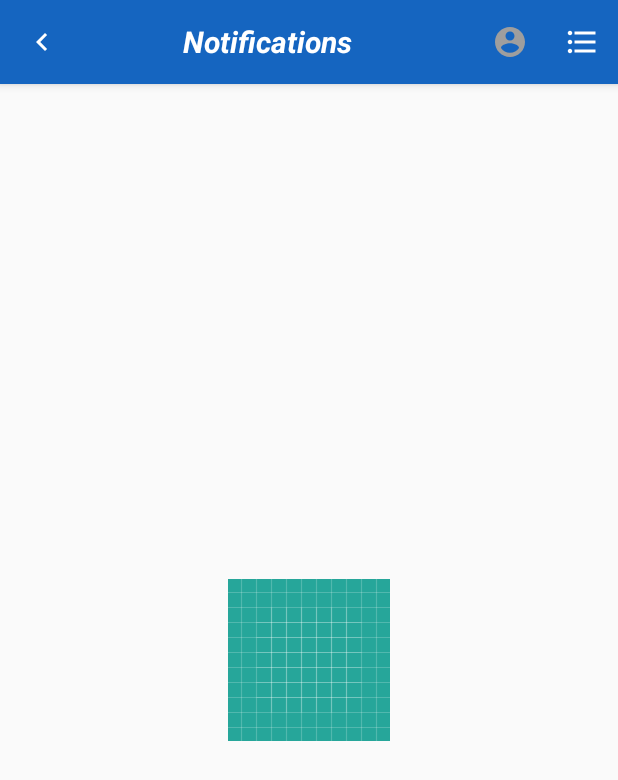
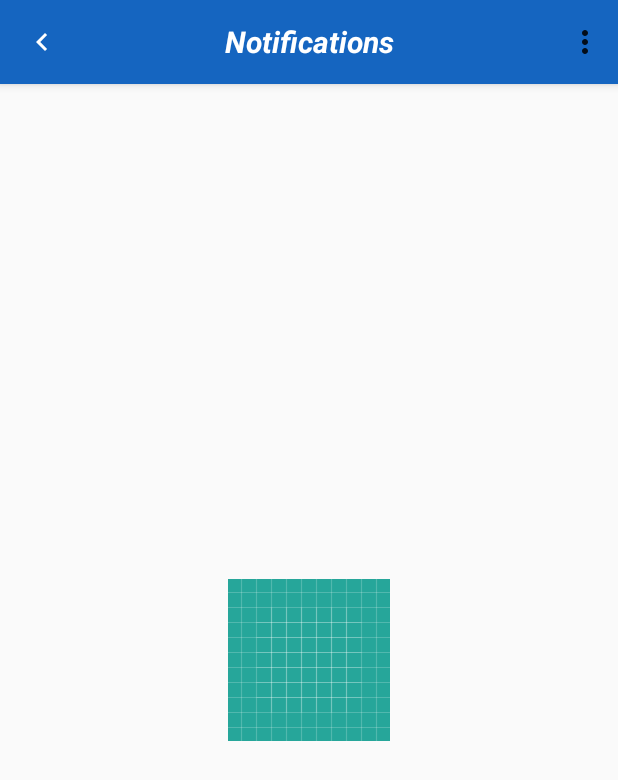
Before and after one commit to yoctu/yoctu-app-notif, an Android app: the NotificationFragment screen opened directly, with no data from a screen before it, on a phone screen of 412 x 824 dp. Shown: the top 780 px of the screen. Run offline under Robolectric (Android 15) with nearby library versions, the phone set to English and light mode, and no system bars; our stand-ins replace Firebase (no records; nobody signed in at launch, a user with empty details on screens opened directly); libraries missing offline, so code that uses them is left out: com.github.salomonbrys.kodein; 2 statements that could not run were skipped.

Commit message:
feat(): change format menu

```diff
--- a/app/src/main/res/menu/menu_notification.xml
+++ b/app/src/main/res/menu/menu_notification.xml
@@ -5,12 +5,10 @@
     <item
         android:id="@+id/menu_notif_sign_out"
         android:icon="@drawable/ic_account_circle"
-        android:title="@string/menu_notification_sign_out"
-        app:showAsAction="ifRoom"/>
+        android:title="@string/menu_notification_sign_out" />
 
     <item
         android:id="@+id/menu_notif_channels"
         android:icon="@drawable/ic_list_channels"
-        android:title="@string/menu_notification_channels"
-        app:showAsAction="ifRoom"/>
+        android:title="@string/menu_notification_channels" />
 </menu>
```
